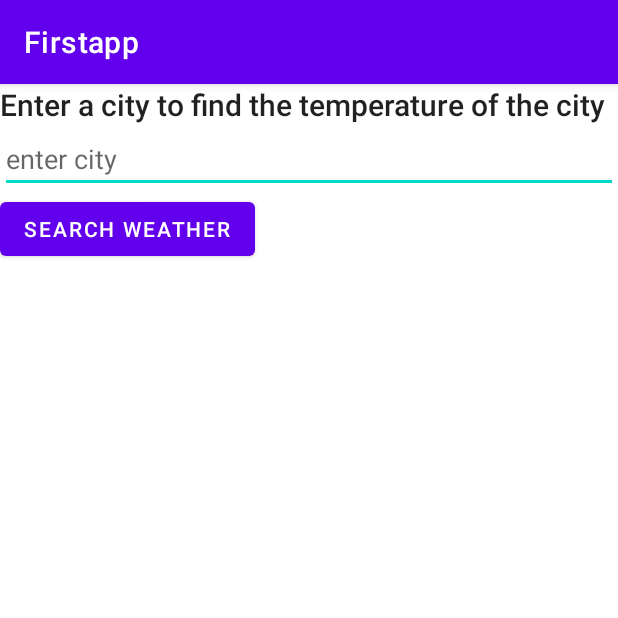
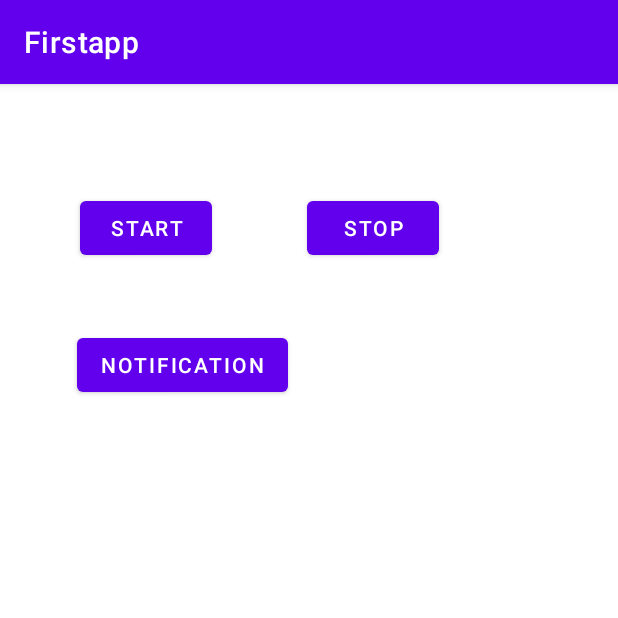
Before and after one commit to SergioSimental/FirstAppVC, an Android app: the screen it shows after launch (WeatherActivity before the commit, ServiceDemoActivity after it), on a phone screen of 412 x 824 dp, the top half of it. Run offline under Robolectric (Android 15) with nearby library versions, the phone set to English and light mode, and no system bars.

Commit message:
Notifications, PendingIntent, Builder

```diff
--- a/app/build.gradle
+++ b/app/build.gradle
@@ -1,6 +1,7 @@
 plugins {
     id 'com.android.application'
     id 'kotlin-android'
+    id 'com.google.gms.google-services'
 }
 
 android {
@@ -37,6 +38,8 @@ dependencies {
     implementation 'androidx.appcompat:appcompat:1.3.1'
     implementation 'com.google.android.material:material:1.4.0'
     implementation 'androidx.constraintlayout:constraintlayout:2.1.0'
+    implementation 'com.google.firebase:firebase-messaging:22.0.0'
+    implementation 'androidx.work:work-runtime:2.5.0'
     testImplementation 'junit:junit:4.+'
     androidTestImplementation 'androidx.test.ext:junit:1.1.3'
     androidTestImplementation 'androidx.test.espresso:espresso-core:3.4.0'
--- a/app/src/main/java/com/example/firstappvc/SmsReceiver.kt
+++ b/app/src/main/java/com/example/firstappvc/SmsReceiver.kt
@@ -6,7 +6,9 @@ import android.content.Intent
 import android.os.Build
 import android.provider.Telephony
 import android.telephony.SmsMessage
+import android.telephony.TelephonyManager
 import android.util.Log
+import android.view.View
 import android.widget.Toast
 
 class SmsReceiver : BroadcastReceiver() {
@@ -19,7 +21,6 @@ class SmsReceiver : BroadcastReceiver() {
                 Telephony.Sms.Intents.getMessagesFromIntent(intent)[0]
             else SmsMessage.createFromPdu(pdusObj[0] as ByteArray)
 
-
             val phoneNumber = currentMessage.displayOriginatingAddress
             Log.e("receiver", phoneNumber)
 
@@ -29,7 +30,9 @@ class SmsReceiver : BroadcastReceiver() {
             val smsContent = currentMessage.getDisplayMessageBody()
             Log.d("receiver","Message: "+smsContent) // Always max 67 characters!
 
+            Toast.makeText(context, "From: " + senderNum + smsContent, Toast.LENGTH_SHORT).show()
         }
+
 
     }
 }
--- a/app/src/main/java/com/example/firstappvc/FetchBookTask.java
+++ b/app/src/main/java/com/example/firstappvc/books/FetchBookTask.java
@@ -1,4 +1,4 @@
-package com.example.firstappvc;
+package com.example.firstappvc.books;
 
 import android.os.AsyncTask;
 import android.widget.TextView;
--- a/app/src/main/java/com/example/firstappvc/NetworkUtils.java
+++ b/app/src/main/java/com/example/firstappvc/books/NetworkUtils.java
@@ -1,4 +1,4 @@
-package com.example.firstappvc;
+package com.example.firstappvc.books;
 
 import android.net.Uri;
 import android.util.Log;
--- a/app/src/main/res/layout/activity_book.xml
+++ b/app/src/main/res/layout/activity_book.xml
@@ -4,7 +4,7 @@
     xmlns:tools="http://schemas.android.com/tools"
     android:layout_width="match_parent"
     android:layout_height="match_parent"
-    tools:context=".BookActivity"
+    tools:context=".books.BookActivity"
     android:orientation="vertical">
 
     <TextView
--- /dev/null
+++ b/app/src/main/res/layout/activity_service_demo.xml
@@ -0,0 +1,41 @@
+<?xml version="1.0" encoding="utf-8"?>
+<androidx.constraintlayout.widget.ConstraintLayout xmlns:android="http://schemas.android.com/apk/res/android"
+    xmlns:app="http://schemas.android.com/apk/res-auto"
+    xmlns:tools="http://schemas.android.com/tools"
+    android:layout_width="match_parent"
+    android:layout_height="match_parent"
+    tools:context=".ServiceDemoActivity">
+
+    <Button
+        android:id="@+id/btnStartServ"
+        android:layout_width="wrap_content"
+        android:layout_height="wrap_content"
+        android:layout_marginStart="53dp"
+        android:layout_marginTop="72dp"
+        android:onClick="serviceHandler"
+        android:text="start"
+        app:layout_constraintStart_toStartOf="parent"
+        app:layout_constraintTop_toTopOf="parent" />
+
+    <Button
+        android:id="@+id/btnStop"
+        android:layout_width="wrap_content"
+        android:layout_height="wrap_content"
+        android:layout_marginEnd="119dp"
+        android:onClick="serviceHandler"
+        android:text="stop"
+        app:layout_constraintBaseline_toBaselineOf="@+id/btnStartServ"
+        app:layout_constraintEnd_toEndOf="parent" />
+
+    <Button
+        android:id="@+id/btnNotify"
+        android:layout_width="wrap_content"
+        android:layout_height="wrap_content"
+        android:layout_marginStart="51dp"
+        android:layout_marginTop="43dp"
+        android:text="Notification"
+        android:onClick="sendNotifiticaton"
+        app:layout_constraintStart_toStartOf="parent"
+        app:layout_constraintTop_toBottomOf="@+id/btnStartServ" />
+
+</androidx.constraintlayout.widget.ConstraintLayout>
--- a/app/src/main/res/values/strings.xml
+++ b/app/src/main/res/values/strings.xml
@@ -11,4 +11,7 @@
     <string name="city_input_hint">enter city</string>
     <string name="weather">Enter a city to find the temperature of the city</string>
     <string name="button_weather">Search Weather</string>
+
+    <string name="channel_name">service demo</string>
+    <string name="channel_description">channel description for service demo</string>
 </resources>
--- a/build.gradle
+++ b/build.gradle
@@ -7,6 +7,7 @@ buildscript {
     dependencies {
         classpath "com.android.tools.build:gradle:7.0.2"
         classpath "org.jetbrains.kotlin:kotlin-gradle-plugin:1.5.20"
+        classpath 'com.google.gms:google-services:4.3.10'
 
         // NOTE: Do not place your application dependencies here; they belong
         // in the individual module build.gradle files
```
Also changed, not shown: app/src/main/AndroidManifest.xml (+62 -17 lines), app/src/main/java/com/example/firstappvc/CallReceiver.kt (added, +21 -0 lines), app/src/main/java/com/example/firstappvc/CounterActivity.kt (+41 -0 lines), app/src/main/java/com/example/firstappvc/MyService.kt (added, +52 -0 lines), app/src/main/java/com/example/firstappvc/ServiceDemoActivity.kt (added, +94 -0 lines), app/src/main/java/com/example/firstappvc/books/BookActivity.java (renamed from app/src/main/java/com/example/firstappvc/BookActivity.java, +7 -1 lines), app/src/main/java/com/example/firstappvc/fcm/MyFirebaseMessagingService.java (added, +168 -0 lines), app/src/main/java/com/example/firstappvc/fcm/MyWorker.java (added, +26 -0 lines), app/src/main/res/layout/activity_counter.xml (+12 -0 lines), 1 other file.
